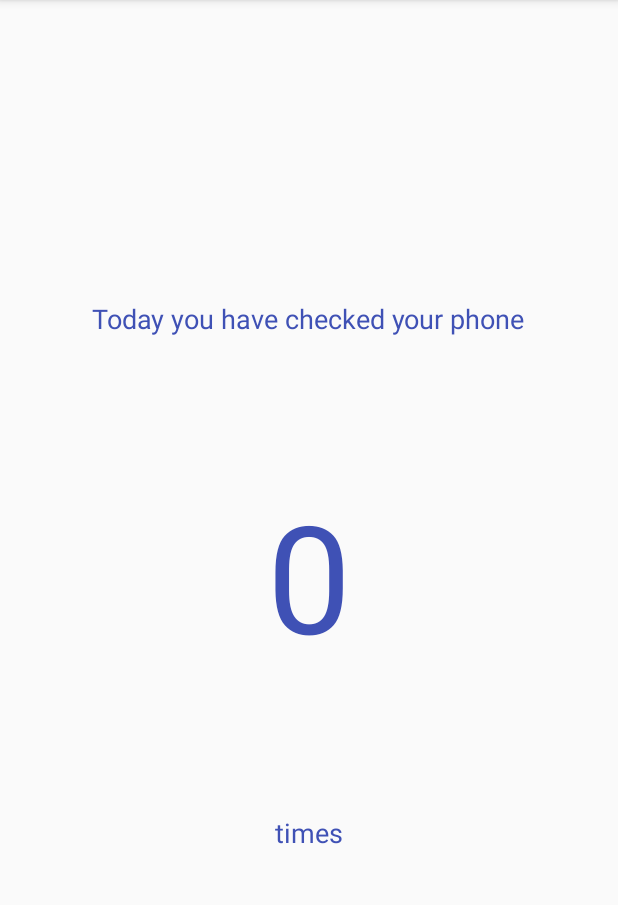
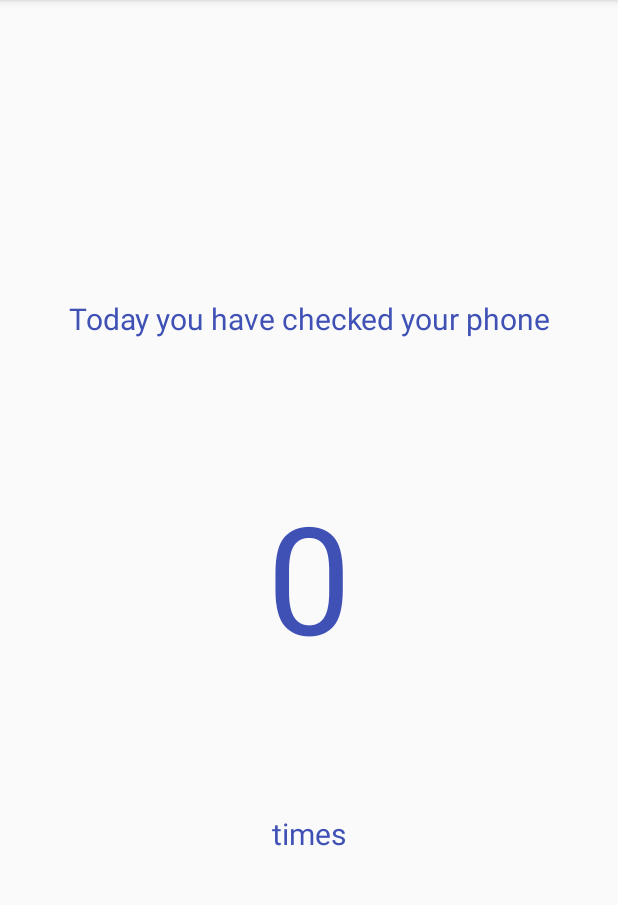
Before and after one commit to DP-App-Developers/MobileCheck, an Android app: the screen it shows after launch (MainActivity), on a phone screen of 412 x 824 dp, the part 84-989 px from its top. Run offline under Robolectric (Android 15) with nearby library versions, the phone set to English and light mode, and no system bars.

Commit message:
tweak UI

```diff
--- a/app/src/main/res/layout/activity_main.xml
+++ b/app/src/main/res/layout/activity_main.xml
@@ -18,7 +18,8 @@
         android:layout_gravity="center"
         android:gravity="bottom"
         android:layout_weight="1"
-        android:textSize="18sp"
+        android:textAlignment="center"
+        android:textSize="20sp"
         android:textColor="@color/colorPrimary"
         android:text="@string/main_text_top"
     />
@@ -40,7 +41,7 @@
         android:layout_gravity="center"
         android:gravity="top"
         android:layout_weight="1"
-        android:textSize="18sp"
+        android:textSize="20sp"
         android:textColor="@color/colorPrimary"
         android:text="@string/main_text_bottom"
     />
```
